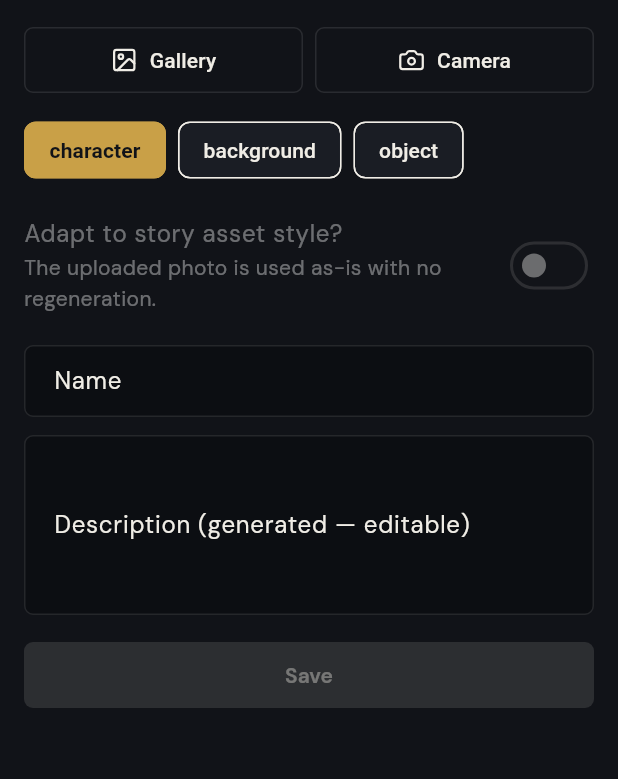
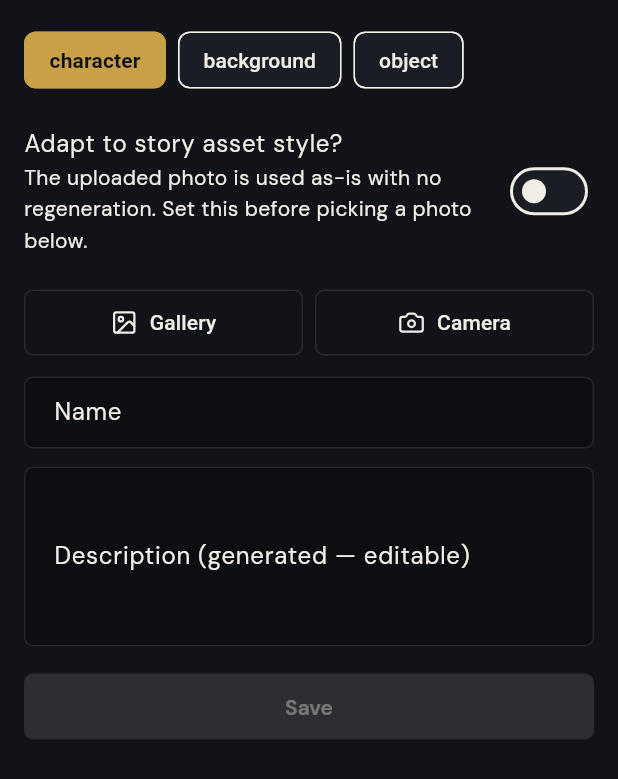
Before and after one commit to vanguard-op/arkmask, a Flutter app: the _ImageTab widget shown alone on an empty page, opened directly with empty values, on a phone screen of 412 x 824 dp. Shown: the top 779 px of the screen. Run offline on Flutter 3.47's test engine with Material 3 defaults, Android fonts, the phone set to English and light mode, and no system bars; our stand-ins replace cloud_firestore, dio, equatable, firebase_auth, firebase_core, firebase_messaging and 10 more; missing offline and left inert: gal; accounts and stored records are empty.

Commit message:
fix(assets): set type/style-adapt before picking a photo, not after
Picking a photo immediately fires upload+describe, which decides the
upload's GCS object naming from the style-adapt toggle at that instant
— leaving no real window to consider the switch beforehand and no way
to revise it after (the picker UI disappeared once an image was set,
so there was no path back to reconsider before generation kicked off).

Reorder the sheet so asset type and the style-adapt switch are set
first and lock once a photo is picked, and add a "Change photo" action
so the user can back out and reconsider them without leaving the sheet.

```diff
--- a/mobile/lib/features/assets/widgets/add_asset_sheet.dart
+++ b/mobile/lib/features/assets/widgets/add_asset_sheet.dart
@@ -676,6 +676,30 @@ class _ImageTabState extends State<_ImageTab> {
       controller: widget.scrollController,
       padding: const EdgeInsets.all(AppSpacing.s4),
       children: [
+        // Type and style-adapt choices are set BEFORE picking an image —
+        // both feed the upload/describe call fired the instant a photo is
+        // selected (asset type for /image-describe, style-adapt for the
+        // upload's GCS object naming), so there is no image-picked window
+        // during which these settings can still be silently overridden.
+        _AssetTypeSelector(
+          selected: _type,
+          onChanged: (t) => setState(() => _type = t),
+        ),
+        const SizedBox(height: AppSpacing.s3),
+        SwitchListTile(
+          contentPadding: EdgeInsets.zero,
+          title: const Text('Adapt to story asset style?'),
+          subtitle: Text(
+            _styleAdapted
+                ? 'A new image will be generated in the project\'s art style, using your photo as a reference (${CreditCost.imagePrompt + CreditCost.imageGeneration} credits). Set this before picking a photo below.'
+                : 'The uploaded photo is used as-is with no regeneration. Set this before picking a photo below.',
+          ),
+          value: _styleAdapted,
+          onChanged: _picked != null
+              ? null
+              : (v) => setState(() => _styleAdapted = v),
+        ),
+        const SizedBox(height: AppSpacing.s3),
         if (_picked == null)
           Row(
             children: [
@@ -696,28 +720,32 @@ class _ImageTabState extends State<_ImageTab> {
               ),
             ],
           )
-        else
+        else ...[
           ClipRRect(
             borderRadius: BorderRadius.circular(AppSizing.radiusMd),
             child: Image.file(File(_picked!.path), height: 160, fit: BoxFit.cover),
           ),
-        const SizedBox(height: AppSpacing.s3),
-        _AssetTypeSelector(
-          selected: _type,
-          onChanged: (t) => setState(() => _type = t),
-        ),
-        const SizedBox(height: AppSpacing.s3),
-        SwitchListTile(
-          contentPadding: EdgeInsets.zero,
-          title: const Text('Adapt to story asset style?'),
-          subtitle: Text(
-            _styleAdapted
-                ? 'A new image will be generated in the project\'s art style, using this photo as a reference (${CreditCost.imagePrompt + CreditCost.imageGeneration} credits).'
-                : 'The uploaded photo is used as-is with no regeneration.',
+          Align(
+            alignment: Alignment.centerRight,
+            child: TextButton.icon(
+              // Only way back to the type/style-adapt choices, which lock
+              // once a photo is picked (see the switch above) — lets the
+              // user reconsider those without leaving and reopening the
+              // whole sheet. Discards the in-flight upload/description;
+              // the orphaned temp GCS object is harmless and unreferenced.
+              onPressed: (_uploading || _describing || _saving)
+                  ? null
+                  : () => setState(() {
+                        _picked = null;
+                        _uploadedGcsPath = null;
+                        _descController.clear();
+                        _error = null;
+                      }),
+              icon: const Icon(LucideIcons.rotateCcw, size: 16),
+              label: const Text('Change photo'),
+            ),
           ),
-          value: _styleAdapted,
-          onChanged: _picked == null ? null : (v) => setState(() => _styleAdapted = v),
-        ),
+        ],
         const SizedBox(height: AppSpacing.s3),
         TextField(
           controller: _nameController,
```
